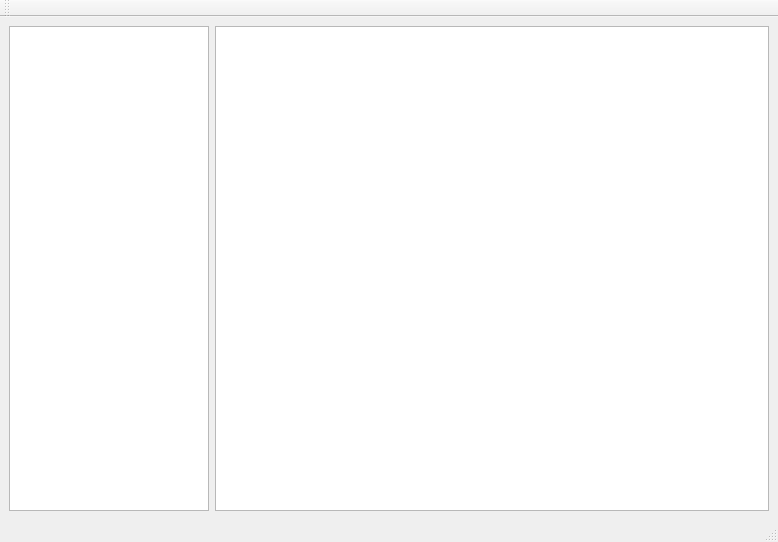
Old version of the form res/ui/mapEditor.ui in the repository mratmartinez/Mapuche.
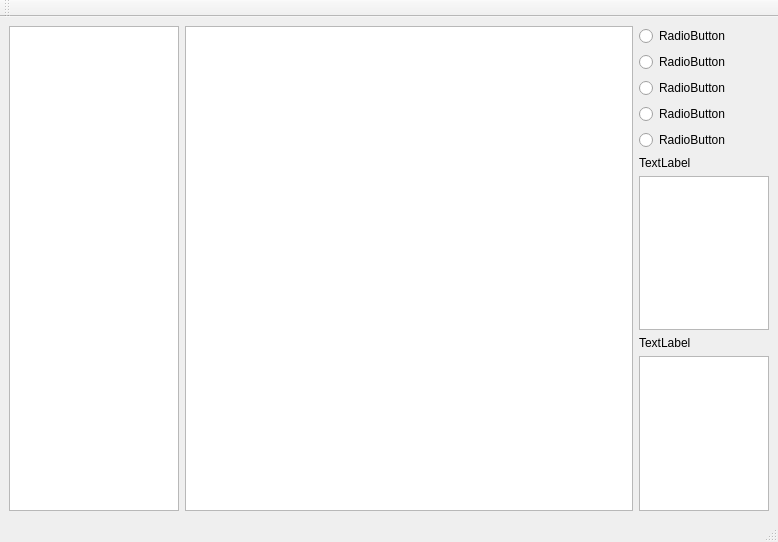
New version of the form.

```diff
--- a/res/ui/mapEditor.ui
+++ b/res/ui/mapEditor.ui
@@ -16,6 +16,8 @@
   <widget class="QWidget" name="centralwidget">
    <layout class="QHBoxLayout" name="horizontalLayout">
     <item>
+     <layout class="QHBoxLayout" name="horizontalLayout_4">
+      <item>
      <widget class="QTableWidget" name="tileMapWidget">
       <property name="sizePolicy">
        <sizepolicy hsizetype="Maximum" vsizetype="Expanding">
@@ -23,16 +25,100 @@
         <verstretch>0</verstretch>
        </sizepolicy>
       </property>
+        <property name="minimumSize">
+         <size>
+          <width>170</width>
+          <height>0</height>
+         </size>
+        </property>
       <property name="maximumSize">
        <size>
         <width>200</width>
         <height>16777215</height>
        </size>
       </property>
+        <attribute name="horizontalHeaderVisible">
+         <bool>false</bool>
+        </attribute>
+        <attribute name="verticalHeaderVisible">
+         <bool>false</bool>
+        </attribute>
      </widget>
     </item>
     <item>
-     <widget class="QTableWidget" name="mapWidget"/>
+       <widget class="QTableWidget" name="mapWidget">
+        <property name="minimumSize">
+         <size>
+          <width>448</width>
+          <height>0</height>
+         </size>
+        </property>
+       </widget>
+      </item>
+      <item>
+       <layout class="QVBoxLayout" name="verticalLayout">
+        <item>
+         <layout class="QVBoxLayout" name="verticalLayout_2">
+          <item>
+           <widget class="QRadioButton" name="layer0Btn">
+            <property name="text">
+             <string>RadioButton</string>
+            </property>
+           </widget>
+          </item>
+          <item>
+           <widget class="QRadioButton" name="layer1Btn">
+            <property name="text">
+             <string>RadioButton</string>
+            </property>
+           </widget>
+          </item>
+          <item>
+           <widget class="QRadioButton" name="layer2Btn">
+            <property name="text">
+             <string>RadioButton</string>
+            </property>
+           </widget>
+          </item>
+          <item>
+           <widget class="QRadioButton" name="layer3Btn">
+            <property name="text">
+             <string>RadioButton</string>
+            </property>
+           </widget>
+          </item>
+          <item>
+           <widget class="QRadioButton" name="trigBtn">
+            <property name="text">
+             <string>RadioButton</string>
+            </property>
+           </widget>
+          </item>
+         </layout>
+        </item>
+        <item>
+         <widget class="QLabel" name="mapListLabel">
+          <property name="text">
+           <string>TextLabel</string>
+          </property>
+         </widget>
+        </item>
+        <item>
+         <widget class="QListView" name="mapList"/>
+        </item>
+        <item>
+         <widget class="QLabel" name="tilemapListLabel">
+          <property name="text">
+           <string>TextLabel</string>
+          </property>
+         </widget>
+        </item>
+        <item>
+         <widget class="QListWidget" name="tilemapList"/>
+        </item>
+       </layout>
+      </item>
+     </layout>
     </item>
    </layout>
   </widget>
```
Lines whose indentation alone changed are shown as unchanged.
